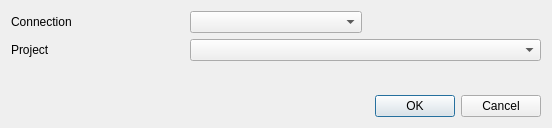
qgis/QGIS, file src/ui/qgsgeopackageprojectstoragedialog.ui: the form before one commit.
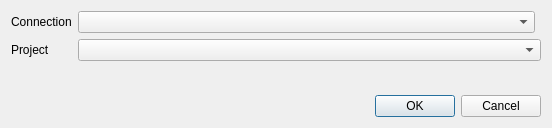
The form after the commit. Custom widgets are drawn as their Qt base class.

Commit message: [ui] Expand geopackage connections combobox in the save/load project to/from geopackage dialog

Patch:
```diff
--- a/src/ui/qgsgeopackageprojectstoragedialog.ui
+++ b/src/ui/qgsgeopackageprojectstoragedialog.ui
@@ -21,7 +21,14 @@
       </widget>
      </item>
      <item row="0" column="1">
-      <widget class="QComboBox" name="mCboConnection"/>
+      <widget class="QComboBox" name="mCboConnection">
+       <property name="sizePolicy">
+        <sizepolicy hsizetype="Expanding" vsizetype="Fixed">
+         <horstretch>0</horstretch>
+         <verstretch>0</verstretch>
+        </sizepolicy>
+       </property>
+      </widget>
      </item>
      <item row="1" column="0">
       <widget class="QLabel" name="label_3">
```
